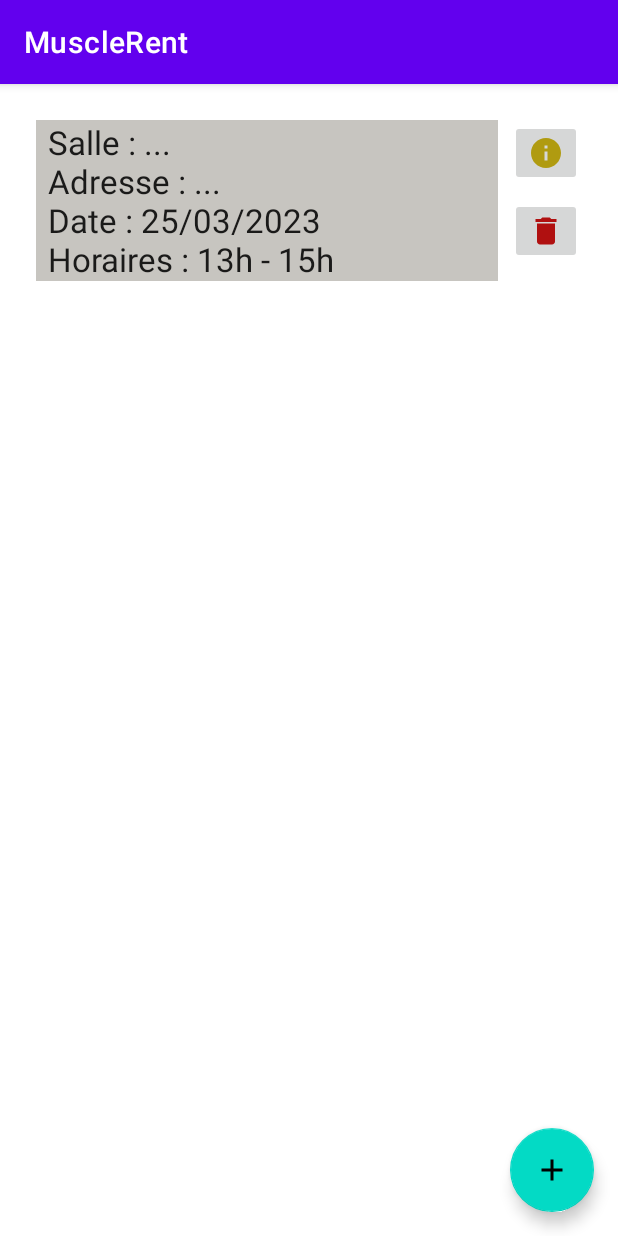
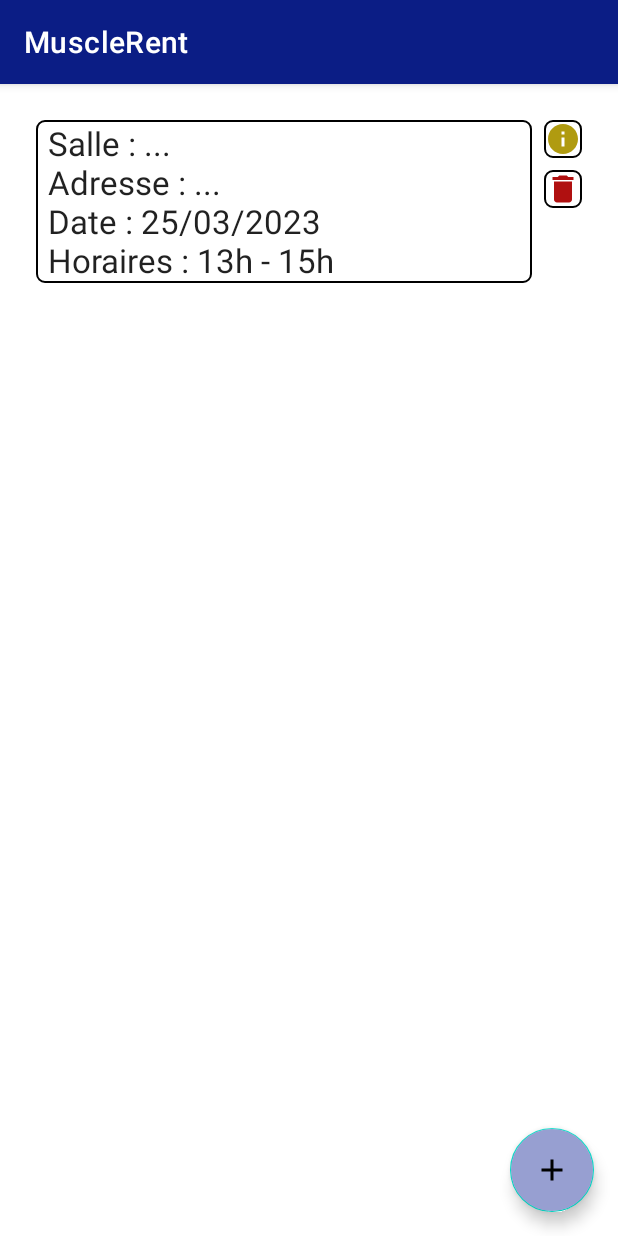
Before and after one commit to ECN-info-MEDEV/tp-devmo-canal_conraux_devmo, an Android app: the screen it shows after launch (MainActivity), on a phone screen of 412 x 824 dp. Run offline under Robolectric (Android 15) with nearby library versions, the phone set to English and light mode, and no system bars; our stand-ins replace Room's generated code.

Commit message:
Cosmétique

```diff
--- a/app/src/main/AndroidManifest.xml
+++ b/app/src/main/AndroidManifest.xml
@@ -9,7 +9,7 @@
         android:icon="@mipmap/ic_launcher"
         android:label="@string/app_name"
         android:supportsRtl="true"
-        android:theme="@style/Theme.MuscleRent"
+        android:theme="@style/AppTheme"
         tools:targetApi="31">
         <activity
             android:name=".NewReservationActivity"
--- /dev/null
+++ b/app/src/main/res/drawable/rounded_corner.xml
@@ -0,0 +1,15 @@
+<?xml version="1.0" encoding="utf-8"?>
+<shape xmlns:android="http://schemas.android.com/apk/res/android" >
+<stroke
+    android:width="1dp" />
+
+<solid android:color="#FFFFFF" />
+
+<padding
+    android:left="1dp"
+    android:right="1dp"
+    android:bottom="1dp"
+    android:top="1dp" />
+
+<corners android:radius="5dp" />
+</shape>
--- a/app/src/main/res/layout/activity_main.xml
+++ b/app/src/main/res/layout/activity_main.xml
@@ -26,6 +26,7 @@
         android:layout_height="wrap_content"
         android:layout_margin="16dp"
         android:contentDescription="@string/add_reservation"
+        android:backgroundTint="@color/colorSubmit"
         android:src="@drawable/baseline_add_24"/>
 
 </androidx.constraintlayout.widget.ConstraintLayout>
--- a/app/src/main/res/layout/activity_new_reservation.xml
+++ b/app/src/main/res/layout/activity_new_reservation.xml
@@ -92,6 +92,7 @@
         android:layout_height="wrap_content"
         android:layout_marginTop="24dp"
         android:text="@string/submit_button"
+        android:backgroundTint="@color/colorSubmit"
         app:layout_constraintEnd_toEndOf="parent"
         app:layout_constraintStart_toStartOf="parent"
         app:layout_constraintTop_toBottomOf="@+id/end_edit" />
--- a/app/src/main/res/layout/recyclerview_item.xml
+++ b/app/src/main/res/layout/recyclerview_item.xml
@@ -14,6 +14,7 @@
         android:layout_marginStart="8dp"
         android:layout_marginTop="8dp"
         android:layout_marginEnd="8dp"
+        android:background="@drawable/rounded_corner"
         app:layout_constraintEnd_toStartOf="@+id/imageButton"
         app:layout_constraintStart_toStartOf="parent"
         app:layout_constraintTop_toTopOf="parent" />
@@ -23,6 +24,7 @@
         android:layout_width="wrap_content"
         android:layout_height="wrap_content"
         android:layout_marginEnd="8dp"
+        android:background="@drawable/rounded_corner"
         app:layout_constraintEnd_toEndOf="parent"
         app:layout_constraintTop_toTopOf="@+id/textView"
         app:srcCompat="@drawable/baseline_info_24" />
@@ -33,6 +35,7 @@
         android:layout_height="wrap_content"
         android:layout_marginTop="8dp"
         android:layout_marginEnd="8dp"
+        android:background="@drawable/rounded_corner"
         app:layout_constraintEnd_toEndOf="parent"
         app:layout_constraintTop_toBottomOf="@+id/imageButton"
         app:srcCompat="@drawable/baseline_delete_24" />
--- a/app/src/main/res/values/colors.xml
+++ b/app/src/main/res/values/colors.xml
@@ -10,6 +10,7 @@
 
     <color name="colorPrimary">#0B1D85</color>
     <color name="colorPrimaryDark">#000629</color>
+    <color name="colorSubmit">#979FD1</color>
     <color name="colorAccent">#784154</color>
     <color name="buttonLabel">#FFFFFF</color>
 
```
